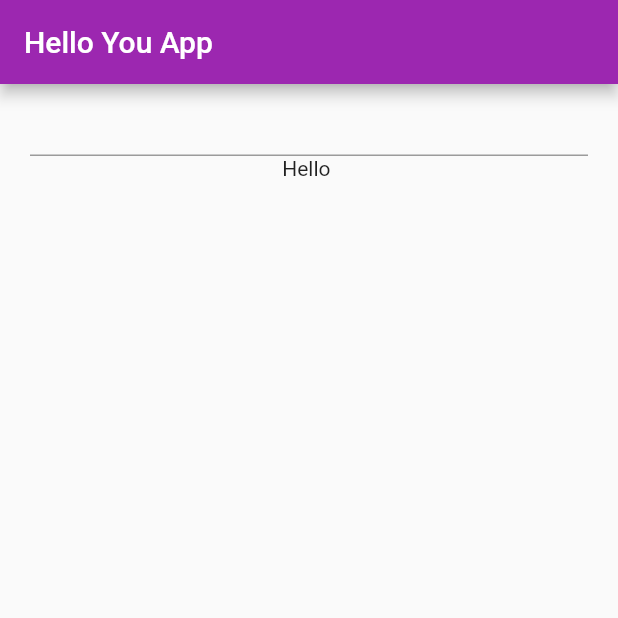
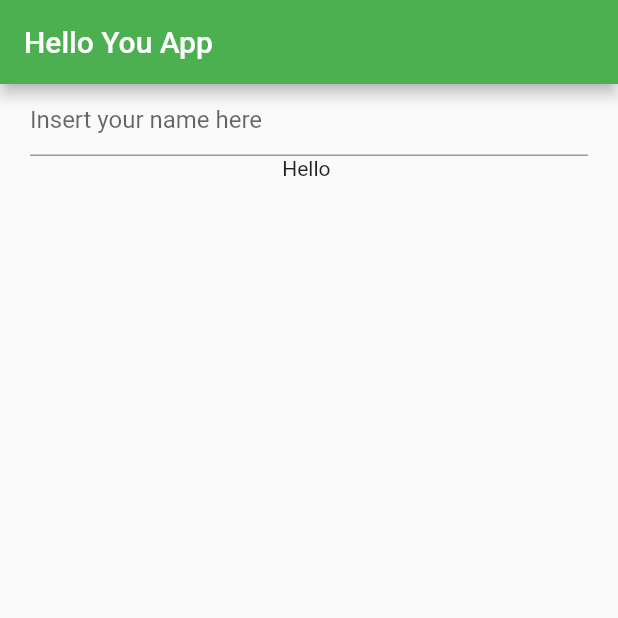
Before and after one commit to skondgekar/hello_you_app_20190929, a Flutter app: the screen it shows after launch, on a phone screen of 412 x 824 dp, the top half of it. Run offline on Flutter 3.47's test engine with Material 2 defaults, Android fonts, the phone set to English and light mode, and no system bars.

Commit message:
Adding hint for Text Field

```diff
--- a/lib/main.dart
+++ b/lib/main.dart
@@ -7,7 +7,7 @@ class MyApp extends StatelessWidget {
   @override
   Widget build(BuildContext context) {
     return MaterialApp(
-        theme: ThemeData(primarySwatch: Colors.purple),
+        theme: ThemeData(primarySwatch: Colors.green),
         title: appTitle,
         home: MyHomePage(title: appTitle));
   }
@@ -56,6 +56,9 @@ class UserInputState extends State<UserInput> {
       child: Column(
         children: <Widget>[
           TextField(
+            decoration: InputDecoration(
+              hintText: "Insert your name here"
+            ),
             onSubmitted: (String string) {
               setState(() {
                 name = string;
```
